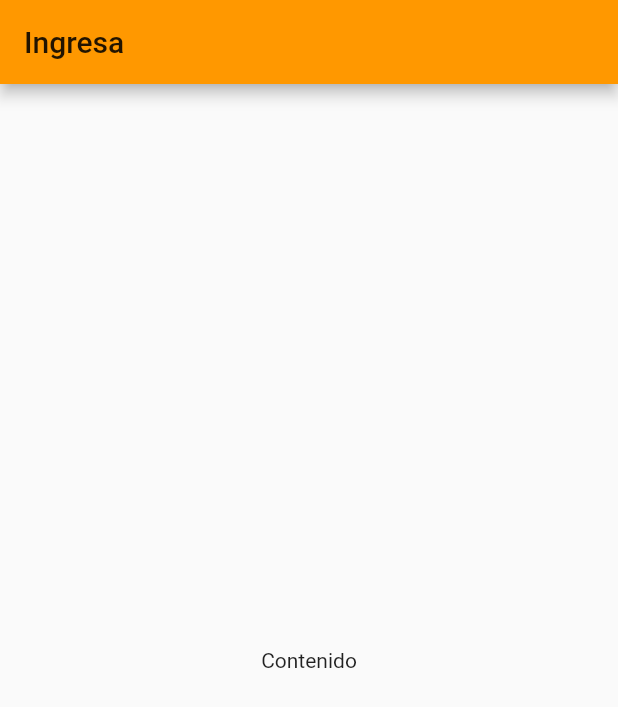
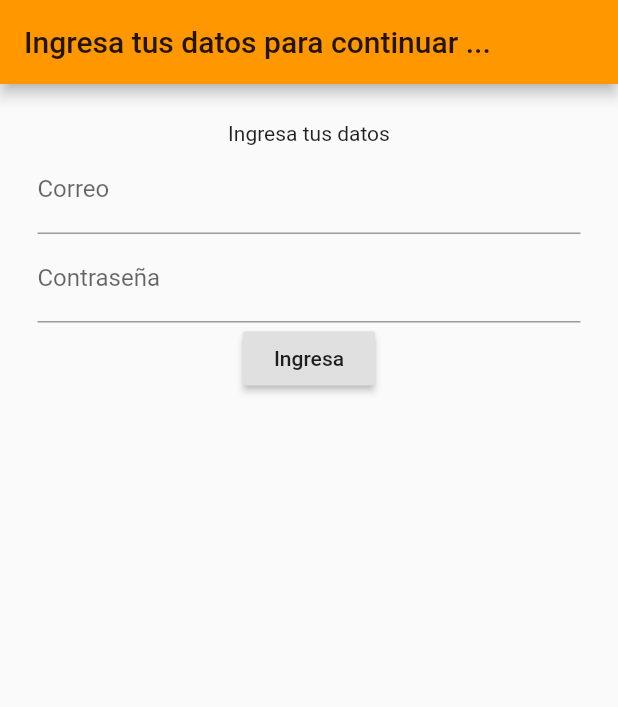
Before and after one commit to josecaos/login_simple, a Flutter app: the screen it shows after launch, on a phone screen of 412 x 824 dp. Shown: the top 707 px of the screen. Run offline on Flutter 3.47's test engine with Material 2 defaults, Android fonts, the phone set to English and light mode, and no system bars.

Commit message:
Nuevo archivo + formulario

```diff
--- a/lib/login.dart
+++ b/lib/login.dart
@@ -12,10 +12,32 @@ class _LoginState extends State<Login> {
     // TODO: implement build
     return Scaffold(
       appBar: AppBar(
-        title: Text("Ingresa"),
+        title: Text("Ingresa tus datos para continuar ..."),
       ),
-      body: Center(
-        child: Text("Contenido"),
+      body: Container(
+        padding: EdgeInsets.all(25.00),
+        child: Column(
+          children: <Widget>[
+            Text(
+              'Ingresa tus datos'
+            ),
+            TextFormField(
+              keyboardType: TextInputType.emailAddress,
+              decoration: InputDecoration(
+                labelText: 'Correo'
+              )
+            ),
+            TextFormField(
+              keyboardType: TextInputType.emailAddress,
+              decoration: InputDecoration(
+                labelText: 'Contraseña'
+              )
+            ),
+            RaisedButton(
+                child: Text('Ingresa'),
+                onPressed: (){print("HAHAAA");})
+          ],
+        ),
       ),
     );
   }
--- a/lib/main.dart
+++ b/lib/main.dart
@@ -8,7 +8,7 @@ class MyApp extends StatelessWidget {
   @override
   Widget build(BuildContext context) {
     return MaterialApp(
-      title: 'Flutter Demo',
+      title: 'Flutter Login con Firebase',
       theme: ThemeData(
         primarySwatch: Colors.orange,
       ),
```
